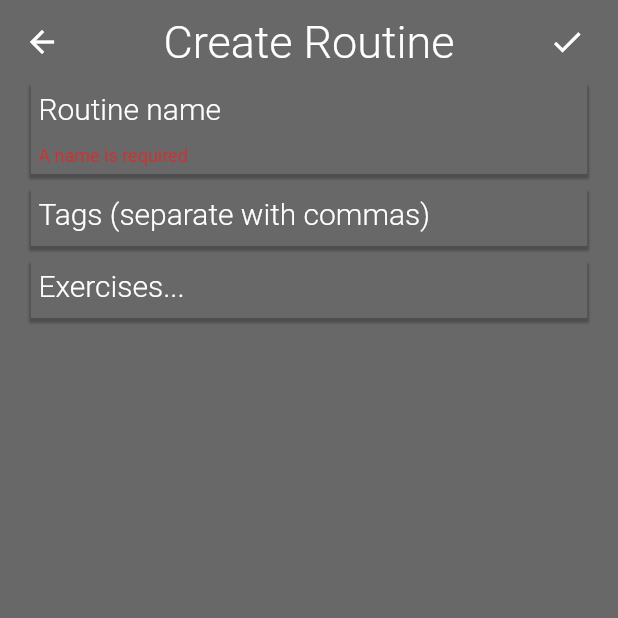
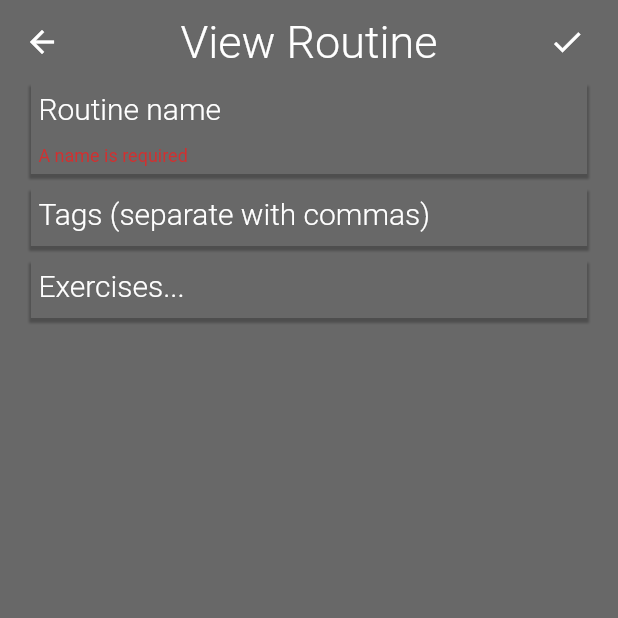
Before and after one commit to navidboloorian/exercise-timer, a Flutter app: the ViewRoutine screen opened directly with empty values, after a tap on the "check" icon, on a phone screen of 412 x 824 dp, the top half of it. Run offline on Flutter 3.47's test engine with Material 2 defaults, Android fonts, the phone set to English and light mode, and no system bars; our stand-ins replace flutter_riverpod, sqflite; accounts and stored records are empty; Roboto replaces fonts that are missing (Montserrat).

Commit message:
disposed all controllers and properly fill in exercies in routine view

```diff
--- a/lib/db/models/routine_exercise.dart
+++ b/lib/db/models/routine_exercise.dart
@@ -1,23 +1,38 @@
 import 'package:exercise_timer/db/models/exercise.dart';
 
+import '../database_helper.dart';
+
 class RoutineExercise {
-  Exercise exercise;
+  late Exercise exercise;
   int rest;
   int? routineId;
   int? exerciseId;
   int? weight;
   int? time;
+  int? sets;
   int? reps;
 
   RoutineExercise(this.exercise, this.rest,
       {this.weight, this.time, this.reps});
 
-  RoutineExercise.fromMap(Map<String, dynamic> map)
-      : exercise = map['exercise'],
-        rest = map['rest'],
+  RoutineExercise._fromMap(Map<String, dynamic> map)
+      : rest = map['rest'],
         weight = map['weight'],
+        sets = map['sets'],
         reps = map['reps'],
-        time = map['time'];
+        time = map['time'],
+        routineId = map['routineId'],
+        exerciseId = map['exerciseId'];
+
+  static Future<RoutineExercise> fromMap(Map<String, dynamic> map) async {
+    RoutineExercise routineExercise = RoutineExercise._fromMap(map);
+    await routineExercise._setExercise(map['exerciseId']);
+    return routineExercise;
+  }
+
+  Future<void> _setExercise(int id) async {
+    exercise = await DatabaseHelper.getExercise(id);
+  }
 
   Map<String, Object?> toMap() {
     return {
@@ -25,6 +40,7 @@ class RoutineExercise {
       'exerciseId': exerciseId,
       'rest': rest,
       'weight': weight,
+      'sets': sets,
       'reps': reps,
       'time': time,
     };
--- a/lib/ui/pages/exercises/view_exercise.dart
+++ b/lib/ui/pages/exercises/view_exercise.dart
@@ -113,7 +113,9 @@ class _ViewExerciseState extends ConsumerState<ViewExercise> {
 
     return Scaffold(
       appBar: AppBar(
-        title: const Text('Create Exercise'),
+        title: widget.isNew
+            ? const Text('Create Exercise')
+            : const Text('View Exercise'),
         actions: [
           IconButton(
             onPressed: submitForm,
--- a/lib/ui/pages/routines/view_routine.dart
+++ b/lib/ui/pages/routines/view_routine.dart
@@ -49,12 +49,68 @@ class _ViewRoutineState extends ConsumerState<ViewRoutine> {
   }
 
   @override
+  void initState() {
+    super.initState();
+
+    void setEditableRoutine() async {
+      // call .read because the value only needs to be accessed once
+      final routineExerciseList =
+          ref.read(routineExerciseListProvider.notifier);
+
+      Routine editableRoutine =
+          await DatabaseHelper.getRoutine(widget.routineId!);
+
+      _nameController.text = editableRoutine.name;
+      _tagsController.text = editableRoutine.tags.join(',');
+
+      List<RoutineExercise> routineExercises =
+          await DatabaseHelper.getRoutineExercises(widget.routineId!);
+
+      routineExerciseList.set(routineExercises);
+
+      for (RoutineExercise routineExercise in routineExercises) {
+        if (routineExercise.exercise.isTimed) {
+          repTimeControllerList.add(TextEditingController(
+              text: TimeValidation.toTime(routineExercise.time!)));
+        } else {
+          repTimeControllerList.add(
+              TextEditingController(text: routineExercise.reps.toString()));
+        }
+
+        if (routineExercise.exercise.isWeighted) {
+          weightControllerList.add(
+              TextEditingController(text: routineExercise.weight.toString()));
+        } else {
+          weightControllerList.add(TextEditingController());
+        }
+
+        restControllerList.add(TextEditingController(
+            text: TimeValidation.toTime(routineExercise.rest)));
+        setControllerList
+            .add(TextEditingController(text: routineExercise.sets.toString()));
+      }
+    }
+
+    if (!widget.isNew) {
+      setEditableRoutine();
+    }
+  }
+
+  @override
   void dispose() {
+    super.dispose();
+
     _nameController.dispose();
+    _tagsController.dispose();
+
+    for (int i = 0; i < restControllerList.length; i++) {
+      restControllerList[i].dispose();
+      setControllerList[i].dispose();
+      repTimeControllerList[i].dispose();
+      weightControllerList[i].dispose();
+    }
 
     // TODO: dispose of all controllers
-
-    super.dispose();
   }
 
   @override
@@ -127,15 +183,42 @@ class _ViewRoutineState extends ConsumerState<ViewRoutine> {
           tagsList = _tagsController.text.split(',');
         }
 
-        Routine routine =
-            Routine(name: name, description: description, tags: tagsList);
+        Routine routine;
 
-        int routineId = await DatabaseHelper.insertRoutine(routine);
-        routineList.add(routine);
+        int routineId;
 
-        for (RoutineExercise routineExercise in routineExerciseListRead) {
+        if (widget.isNew) {
+          routine =
+              Routine(name: name, description: description, tags: tagsList);
+          routineId = await routineList.add(routine);
+        } else {
+          routine = await DatabaseHelper.getRoutine(widget.routineId!);
+          routineId = widget.routineId!;
+          await DatabaseHelper.deleteRoutineExercises(routineId);
+          await DatabaseHelper.updateRoutine(routineId, routine);
+
+          routineList.update();
+        }
+
+        for (int i = 0; i < routineExerciseListRead.length; i++) {
+          RoutineExercise routineExercise = routineExerciseListRead[i];
+
+          if (routineExercise.exercise.isTimed) {
+            routineExercise.reps =
+                TimeValidation.toSeconds(repTimeControllerList[i].text);
+          } else {
+            routineExercise.reps = int.parse(repTimeControllerList[i].text);
+          }
+
+          if (routineExercise.exercise.isWeighted) {
+            routineExercise.weight = int.parse(weightControllerList[i].text);
+          }
+
           routineExercise.routineId = routineId;
           routineExercise.exerciseId = routineExercise.exercise.id;
+          routineExercise.sets = int.parse(setControllerList[i].text);
+          routineExercise.rest =
+              TimeValidation.toSeconds(restControllerList[i].text);
 
           DatabaseHelper.insertRoutineExercise(routineExercise.toMap());
         }
@@ -152,7 +235,9 @@ class _ViewRoutineState extends ConsumerState<ViewRoutine> {
     return Scaffold(
       resizeToAvoidBottomInset: true,
       appBar: AppBar(
-        title: const Text('Create Routine'),
+        title: widget.isNew
+            ? const Text('Create Routine')
+            : const Text('View Routine'),
         actions: [
           IconButton(
             onPressed: submitForm,
@@ -277,7 +362,6 @@ class _ExerciseSearchAutocompleteState
         fieldViewBuilder:
             ((context, textEditingController, focusNode, onFieldSubmitted) {
           if (focusNode.hasFocus) {
-            print('here');
             widget.focusBehavior();
           }
 
@@ -410,6 +494,7 @@ class RoutineExerciseBox extends ConsumerStatefulWidget {
   final Exercise exercise;
   final int? weight;
   final int? reps;
+  final int? sets;
   final int? time;
 
   RoutineExerciseBox({
@@ -420,6 +505,7 @@ class RoutineExerciseBox extends ConsumerStatefulWidget {
     required this.weightController,
     required this.routineExercise,
     this.weight,
+    this.sets,
     this.reps,
     this.time,
   })  : exercise = routineExercise.exercise,
--- a/lib/ui/shared/classes/time_input_formatter.dart
+++ b/lib/ui/shared/classes/time_input_formatter.dart
@@ -35,19 +35,15 @@ class TimeInputFormatter extends TextInputFormatter {
         }
       } else if (value.length == 4) {
         if (value.substring(0, 4) == '00:0') {
-          print('1');
           leftSubstring = '';
           rightSubstring = '';
         } else if (value.substring(0, 3) == '00:') {
-          print('2');
           leftSubstring = '00:0';
           rightSubstring = value.substring(3, 4);
         } else {
           leftSubstring = '00';
           rightSubstring =
-              '${value.substring(1, 2)}${value.substring(3, 4)}${value.substring(4)}';
-
-          print(rightSubstring);
+              ':${value.substring(1, 2)}${value.substring(3, 4)}${value.substring(4)}';
         }
       } else {
         leftSubstring = '00:0';
--- a/lib/ui/shared/providers/exercise_list_provider.dart
+++ b/lib/ui/shared/providers/exercise_list_provider.dart
@@ -1,3 +1,5 @@
+import 'dart:math';
+
 import 'package:flutter_riverpod/flutter_riverpod.dart';
 
 import '../../../db/models/exercise.dart';
@@ -6,6 +8,8 @@ import '../../../db/database_helper.dart';
 class ExerciseListNotifier extends StateNotifier<List<Exercise>> {
   // set default state to 0
   ExerciseListNotifier() : super(<Exercise>[]);
+
+  // consider implementing single exercise getter based on id
 
   void set(List<Exercise> exercises) {
     state = exercises;
@@ -36,7 +40,7 @@ class ExerciseListNotifier extends StateNotifier<List<Exercise>> {
   }
 
   void clearExercises() {
-    state = [];
+    state.clear();
   }
 }
 
```
Also changed, not shown: lib/db/database_helper.dart (+56 -10 lines), lib/ui/pages/routines.dart (+7 -0 lines), lib/ui/shared/classes/time_validation.dart (+27 -0 lines), lib/ui/shared/providers/routine_exercise_list_provider.dart (+6 -1 lines), lib/ui/shared/providers/routine_list_provider.dart (+10 -3 lines).
